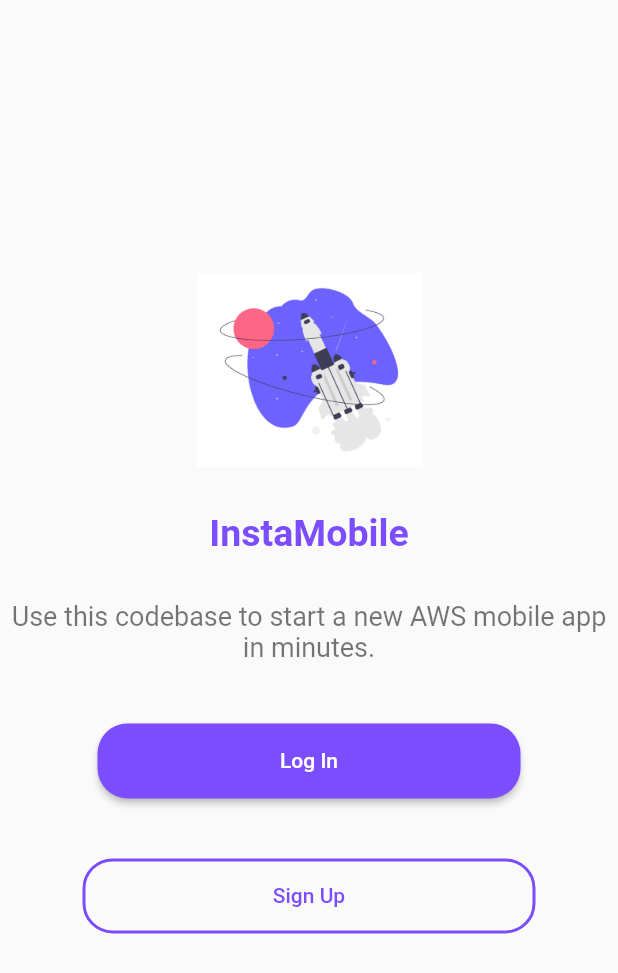
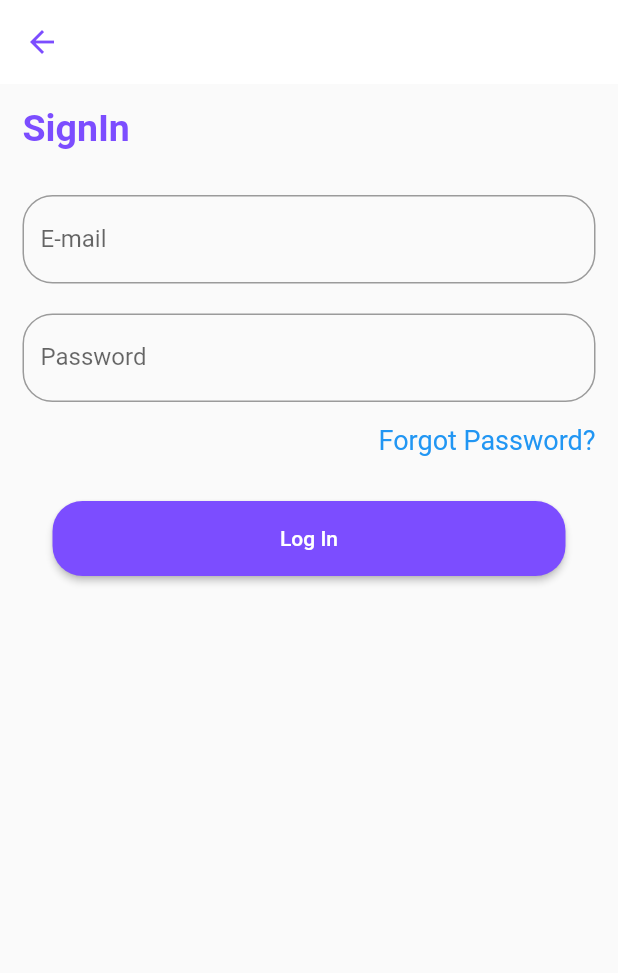
Before and after one commit to LydiaOkech/AwsStarter, a Flutter app: the screen it shows after launch, after a tap on "Log In", on a phone screen of 412 x 824 dp. Shown: the top 973 px of the screen. Run offline on Flutter 3.47's test engine with Material 2 defaults, Android fonts, the phone set to English and light mode, and no system bars.

Commit message:
log in and reset password ui

```diff
--- /dev/null
+++ b/lib/Auth/LogIn.dart
@@ -0,0 +1,70 @@
+import 'package:aws_starter/Constants/Colors.dart';
+import 'package:aws_starter/Widgets/Buttons.dart';
+import 'package:aws_starter/Widgets/TextFieds.dart';
+import 'package:aws_starter/Widgets/Texts.dart';
+import 'package:flutter/material.dart';
+
+import 'ForgotPass.dart';
+
+class LogIn extends StatelessWidget {
+
+  LogIn({Key? key}) : super(key: key);
+
+  final _signInKey = GlobalKey<FormState>();
+  final TextEditingController _emailController = TextEditingController();
+  final TextEditingController _passController = TextEditingController();
+
+  @override
+  Widget build(BuildContext context) {
+    return Scaffold(
+      appBar: AppBar(
+        elevation: 0,
+        backgroundColor: MyColors.whiteColor,
+        leading: BackButton(
+          color: MyColors.purpleColor,
+          onPressed: (){
+          Navigator.pop(context);
+        },),
+      ),
+      body: Padding(
+        padding: const EdgeInsets.all(15.0),
+        child: Column(
+          crossAxisAlignment: CrossAxisAlignment.start,
+          children: [
+            const SafeArea(child: PurpleTitle(text: 'SignIn',)),
+            const SizedBox(height: 30,),
+            Flexible(child:
+            Form(
+              key: _signInKey,
+                child:
+                  ListView(
+                    children: [
+                      AuthTextField(label: 'E-mail', hint: 'email', controller: _emailController),
+                      const SizedBox(height: 20,),
+                      AuthTextField(label: 'Password', hint: 'password', controller: _passController),
+                      const SizedBox(height: 15,),
+                      Row(
+                        mainAxisAlignment: MainAxisAlignment.end,
+                        children: [
+                          InkWell(
+                            onTap: (){
+                              Navigator.push(context, MaterialPageRoute(builder: (context) => ForgotPass()));
+                            },
+                              child: const BlueText(text: 'Forgot Password?'))
+                        ],
+                      ),
+                      const SizedBox(height: 30,),
+                      BlueFilledButton(text: 'Log In', onPressed: (){
+                        logIn();
+                      })
+
+                    ],
+            )))
+          ],
+        ),
+      ),
+    );
+  }
+
+  void logIn() {}
+}
--- a/lib/Auth/Splash.dart
+++ b/lib/Auth/Splash.dart
@@ -1,6 +1,9 @@
+
 import 'package:aws_starter/Widgets/Buttons.dart';
 import 'package:aws_starter/Widgets/Texts.dart';
 import 'package:flutter/material.dart';
+
+import 'LogIn.dart';
 
 class Splash extends StatelessWidget {
   const Splash({Key? key}) : super(key: key);
@@ -19,14 +22,24 @@ class Splash extends StatelessWidget {
                   'assets/rocket.png', width: 150,)
           ),
             const SizedBox(height: 30,),
-            const BlueTitle(text: 'InstaMobile'),
+            const PurpleTitle(text: 'InstaMobile'),
             const SizedBox(height: 30,),
             const BlackText(text:'Use this codebase to start a new AWS mobile app in minutes.'),
             const SizedBox(height: 20,),
-            BlueFilledButton(text: 'Log In', onPressed: (){}),
-            BlueOutlineButton(onPressed: (){}, text: 'Sign Up')
+            Padding(
+              padding: const EdgeInsets.symmetric(vertical: 20, horizontal: 30),
+              child: BlueFilledButton(text: 'Log In', onPressed: (){
+                Navigator.push(context, MaterialPageRoute(builder: (context) => LogIn()));
+              }),
+            ),
+            Padding(
+              padding: const EdgeInsets.symmetric(vertical: 20, horizontal: 30),
+              child: BlueOutlineButton(onPressed: (){}, text: 'Sign Up'),
+            )
         ],),
       ),
     );
   }
+
+
 }
--- a/lib/Constants/Colors.dart
+++ b/lib/Constants/Colors.dart
@@ -2,7 +2,8 @@ import 'package:flutter/material.dart';
 
 class MyColors {
   static const authBackGround = Colors.white;
-  static const blueColor = Colors.deepPurpleAccent;
+  static const purpleColor = Colors.deepPurpleAccent;
   static const whiteColor = Colors.white;
   static const blackColor = Colors.black54;
+  static const blueColor = Colors.blue;
 }
--- a/lib/Widgets/Buttons.dart
+++ b/lib/Widgets/Buttons.dart
@@ -9,10 +9,10 @@ class BlueFilledButton extends StatelessWidget {
 
   @override
   Widget build(BuildContext context) {
-    return Padding(padding: const EdgeInsets.symmetric(vertical: 20, horizontal: 60),
+    return Padding(padding: const EdgeInsets.symmetric( horizontal: 20),
       child:
       ElevatedButton(
-        style: ElevatedButton.styleFrom(backgroundColor: MyColors.blueColor,
+        style: ElevatedButton.styleFrom(backgroundColor: MyColors.purpleColor,
         minimumSize: const Size(double.maxFinite, 50),
         shape: RoundedRectangleBorder(
         borderRadius: BorderRadius.circular(20),)),
@@ -29,15 +29,17 @@ class BlueOutlineButton extends StatelessWidget {
 
   @override
   Widget build(BuildContext context) {
-    return Padding(padding: const EdgeInsets.symmetric(vertical: 20, horizontal: 50),
+    return Padding(
+      padding: const EdgeInsets.symmetric( horizontal: 20),
       child: OutlinedButton(
         style: OutlinedButton.styleFrom(
             minimumSize: const Size(double.maxFinite, 50),
             shape: RoundedRectangleBorder(
               borderRadius: BorderRadius.circular(20),),
-          side: const BorderSide(width: 2.0, color: MyColors.blueColor)
+          side: const BorderSide(width: 2.0, color: MyColors.purpleColor)
         ),
           onPressed: onPressed,
-          child: BlueText(text:text)),);
+          child: PurpleText(text:text)),
+    );
   }
 }
--- /dev/null
+++ b/lib/Widgets/TextFieds.dart
@@ -0,0 +1,29 @@
+import 'package:flutter/material.dart';
+
+class AuthTextField extends StatelessWidget {
+  final String hint, label;
+  final TextEditingController controller;
+  const AuthTextField({Key? key, required this.label, required this.hint,
+  required this.controller}) : super(key: key);
+
+  @override
+  Widget build(BuildContext context) {
+    return TextFormField(
+      controller: controller,
+      decoration: InputDecoration(
+        border: OutlineInputBorder(
+          borderRadius: BorderRadius.circular(20.0),
+          borderSide: const BorderSide(color: Colors.grey, width: 1.0),
+        ),
+        label: Text(label),
+        hintText: hint,
+      ),
+      validator: (String? value){
+        if(value == null){
+          return 'Please input $label';
+        }
+        return null;
+      },
+    );
+  }
+}
--- a/lib/Widgets/Texts.dart
+++ b/lib/Widgets/Texts.dart
@@ -1,24 +1,24 @@
 import 'package:aws_starter/Constants/Colors.dart';
 import 'package:flutter/material.dart';
 
-class BlueTitle extends StatelessWidget {
+class PurpleTitle extends StatelessWidget {
   final String text;
-  const BlueTitle({Key? key, required this.text}) : super(key: key);
+  const PurpleTitle({Key? key, required this.text}) : super(key: key);
 
   @override
   Widget build(BuildContext context) {
-    return Text(text, style: const TextStyle(color: MyColors.blueColor,
+    return Text(text, style: const TextStyle(color: MyColors.purpleColor,
         fontSize: 25, fontWeight: FontWeight.bold),);
   }
 }
 
-class BlueText extends StatelessWidget {
+class PurpleText extends StatelessWidget {
   final String text;
-  const BlueText({Key? key, required this.text}) : super(key: key);
+  const PurpleText({Key? key, required this.text}) : super(key: key);
 
   @override
   Widget build(BuildContext context) {
-    return Text(text, style: const TextStyle(color: MyColors.blueColor,),);
+    return Text(text, style: const TextStyle(color: MyColors.purpleColor,),);
   }
 }
 
@@ -42,3 +42,14 @@ class BlackText extends StatelessWidget {
     fontSize: 18), textAlign: TextAlign.center,);
   }
 }
+
+class BlueText extends StatelessWidget {
+  final String text;
+  const BlueText({Key? key, required this.text}) : super(key: key);
+
+  @override
+  Widget build(BuildContext context) {
+    return Text(text, style: const TextStyle(color: MyColors.blueColor,
+        fontSize: 18), textAlign: TextAlign.center,);
+  }
+}
```
Also changed, not shown: lib/Auth/ForgotPass.dart (added, +54 -0 lines).
